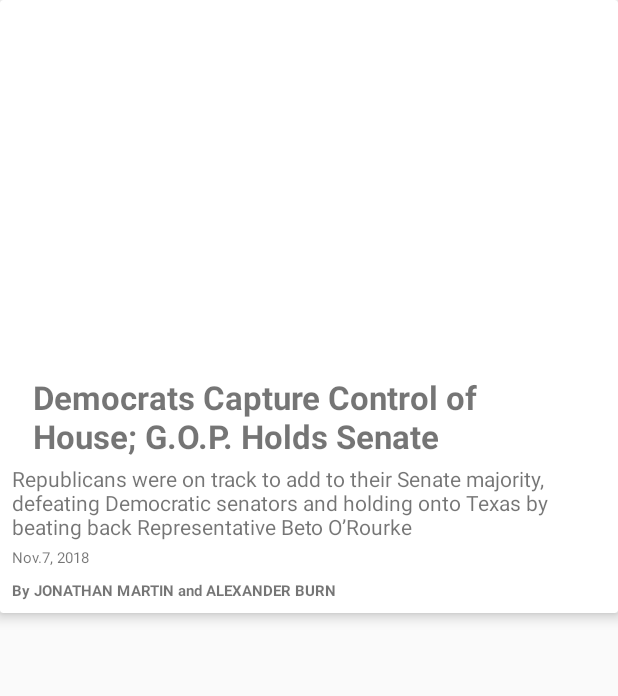
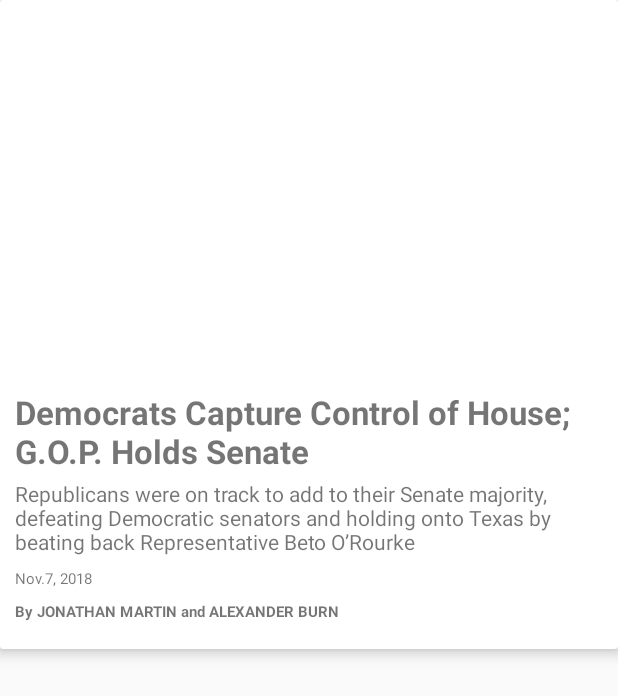
Before and after one commit to FredDominant/LMS-News-Application, an Android app: the layout news_row_item.xml on its own in the app's theme, with its tools: preview values and no code run, on a phone screen of 412 x 824 dp. Shown: the top 696 px of the screen. Run offline under Robolectric (Android 15) with nearby library versions, the phone set to English and light mode, and no system bars.

```diff
--- a/app/src/main/java/com/noblemajesty/newsapplication/network/NYTimesService.kt
+++ b/app/src/main/java/com/noblemajesty/newsapplication/network/NYTimesService.kt
@@ -13,7 +13,4 @@ interface NYTimesService {
 
     @GET("sports.json")
     fun getSports() : Deferred<NYTimesResponse>
-
-    @GET("movies.json")
-    fun getMovies() : Deferred<NYTimesResponse>
 }
--- a/app/src/main/java/com/noblemajesty/newsapplication/viewmodels/SplashActivityViewModel.kt
+++ b/app/src/main/java/com/noblemajesty/newsapplication/viewmodels/SplashActivityViewModel.kt
@@ -8,7 +8,6 @@ class SplashActivityViewModel: ViewModel() {
     private var news: NYTimesResponse? = null
     private var sports: NYTimesResponse? = null
     private var food: NYTimesResponse? = null
-    private var movies: NYTimesResponse? = null
 
     private var error : Exception? = null
 
@@ -16,11 +15,10 @@ class SplashActivityViewModel: ViewModel() {
         val reponseHashMap = HashMap<String, Any>()
         val data = NetworkInteractor()
                 .getNetworkInteractor()
-                .fetchDataFromNYTimes({ news, sports, food, movies ->
+                .fetchDataFromNYTimes({ news, sports, food ->
                     reponseHashMap["NEWS"] = news
                     reponseHashMap["SPORTS"] = sports
                     reponseHashMap["FOOD"] = food
-                    reponseHashMap["MOVIES"] = movies
                 }, { it -> reponseHashMap["ERROR"] = it})
         return reponseHashMap
     }
--- a/app/src/main/java/com/noblemajesty/newsapplication/views/NewsFragment.kt
+++ b/app/src/main/java/com/noblemajesty/newsapplication/views/NewsFragment.kt
@@ -67,7 +67,6 @@ class NewsFragment : BaseFragment(), SwipeRefreshLayout.OnRefreshListener {
             binding.display = true
             viewModel.fetchNews({
                 newsResponse = it
-                Log.e("News Response", "$newsResponse")
                 newsAdapter.update(newsResponse.results)
                 binding.display = false
             }, {
--- a/app/src/main/java/com/noblemajesty/newsapplication/views/SportsFragment.kt
+++ b/app/src/main/java/com/noblemajesty/newsapplication/views/SportsFragment.kt
@@ -66,7 +66,6 @@ class SportsFragment : BaseFragment(), SwipeRefreshLayout.OnRefreshListener {
             binding.display = true
             viewModel.fetchSports({
                 sportsResponse = it
-                Log.e("News Response", "$sportsResponse")
                 sportsAdapter.update(sportsResponse.results)
                 binding.display = false
             }, {
--- a/app/src/main/res/layout/news_row_item.xml
+++ b/app/src/main/res/layout/news_row_item.xml
@@ -20,7 +20,8 @@
 
       <android.support.constraint.ConstraintLayout
         android:layout_width="match_parent"
-        android:layout_height="match_parent">
+        android:layout_height="match_parent"
+        android:padding="10dp">
 
       <ImageView
         android:id="@+id/newsImage"
@@ -31,30 +32,29 @@
         <TextView
           android:id="@+id/newsTitle"
           android:textStyle="bold"
-          android:layout_width="368dp"
+          android:layout_width="0dp"
           android:layout_height="wrap_content"
           android:layout_marginTop="8dp"
-          android:layout_marginEnd="8dp"
+          android:layout_marginEnd="16dp"
           android:text="@{data.title}"
           android:textAlignment="textStart"
           android:textSize="22sp"
-          app:layout_constraintEnd_toEndOf="parent"
-          app:layout_constraintStart_toStartOf="@+id/newsAbstract"
+          app:layout_constraintEnd_toEndOf="@+id/newsAbstract"
+          app:layout_constraintStart_toStartOf="parent"
           app:layout_constraintTop_toBottomOf="@+id/newsImage"
           tools:text="Democrats Capture Control of House; G.O.P. Holds Senate"/>
 
         <TextView
           android:id="@+id/newsAbstract"
-          android:layout_width="0dp"
+          android:layout_width="wrap_content"
           android:layout_height="wrap_content"
           android:layout_marginTop="4dp"
-          android:layout_marginStart="8dp"
           android:layout_marginEnd="8dp"
           android:text="@{data.abstract}"
           android:textAlignment="textStart"
           android:textSize="14sp"
           app:layout_constraintEnd_toEndOf="@+id/newsTitle"
-          app:layout_constraintStart_toStartOf="parent"
+          app:layout_constraintStart_toStartOf="@+id/newsTitle"
           app:layout_constraintTop_toBottomOf="@+id/newsTitle"
           tools:text="Republicans were on track to add to their Senate majority, defeating Democratic senators and holding onto Texas by beating back Representative Beto O’Rourke"/>
 
@@ -62,10 +62,10 @@
           android:id="@+id/news_publish_date"
           android:layout_width="wrap_content"
           android:layout_height="14dp"
-        android:layout_marginTop="4dp"
+          android:layout_marginTop="8dp"
+          android:text="@{data.published_date}"
           android:textSize="10sp"
-        android:text="@{data.published_date}"
-        app:layout_constraintStart_toStartOf="@+id/newsAbstract"
+          app:layout_constraintStart_toStartOf="@+id/newsTitle"
           app:layout_constraintTop_toBottomOf="@+id/newsAbstract"
           tools:text="Nov.7, 2018"/>
 
@@ -76,10 +76,10 @@
           android:layout_height="wrap_content"
           android:layout_marginTop="8dp"
           android:layout_marginBottom="8dp"
+          android:text="@{data.byline}"
           android:textSize="10sp"
-        android:text="@{data.byline}"
           app:layout_constraintBottom_toBottomOf="parent"
-        app:layout_constraintStart_toStartOf="@+id/newsAbstract"
+          app:layout_constraintStart_toStartOf="@+id/newsTitle"
           app:layout_constraintTop_toBottomOf="@+id/news_publish_date"
           tools:text="By JONATHAN MARTIN and ALEXANDER BURN"/>
     </android.support.constraint.ConstraintLayout>
```
Also changed, not shown: app/src/main/java/com/noblemajesty/newsapplication/network/NetworkInteractor.kt (+2 -5 lines), app/src/main/java/com/noblemajesty/newsapplication/viewmodels/NewsActivityViewModel.kt (+0 -13 lines), app/src/main/java/com/noblemajesty/newsapplication/views/FoodFragment.kt (+63 -3 lines), app/src/main/java/com/noblemajesty/newsapplication/views/MoviesFragment.kt (deleted, +0 -24 lines), app/src/main/java/com/noblemajesty/newsapplication/views/NewsActivity.kt (+0 -7 lines), app/src/main/res/layout/fragment_food.xml (+40 -4 lines), app/src/main/res/layout/fragment_movies.xml (deleted, +0 -24 lines), app/src/main/res/menu/bottom_navigation.xml (+0 -7 lines), 1804 other files. Lines whose indentation alone changed are shown as unchanged.
